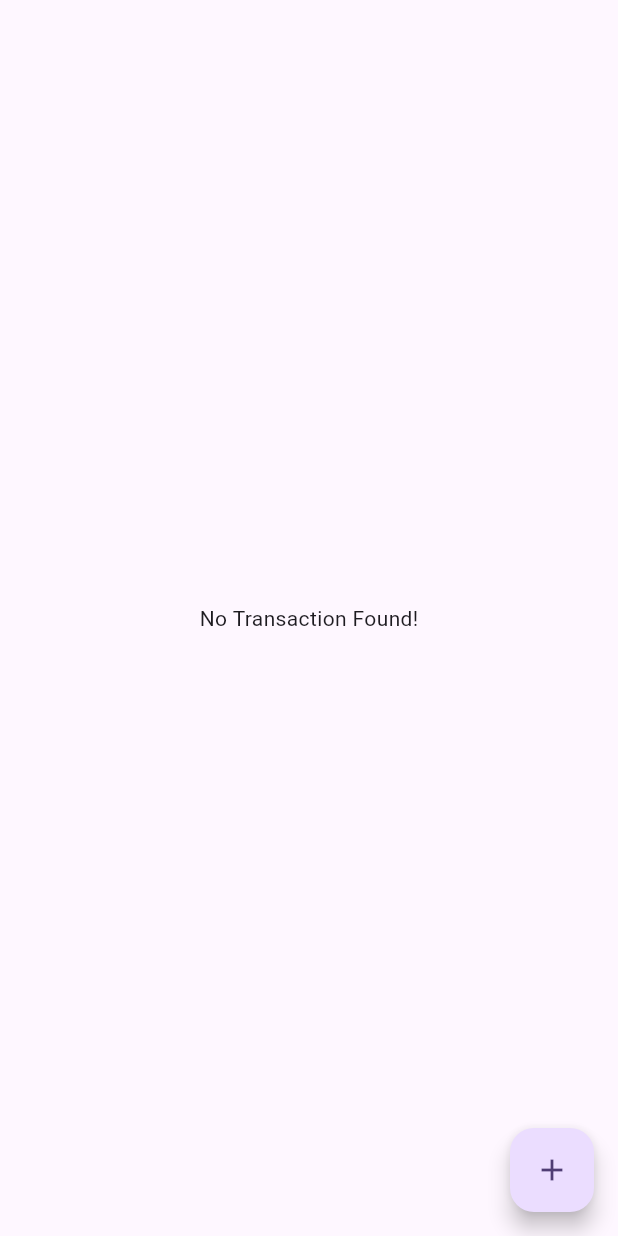
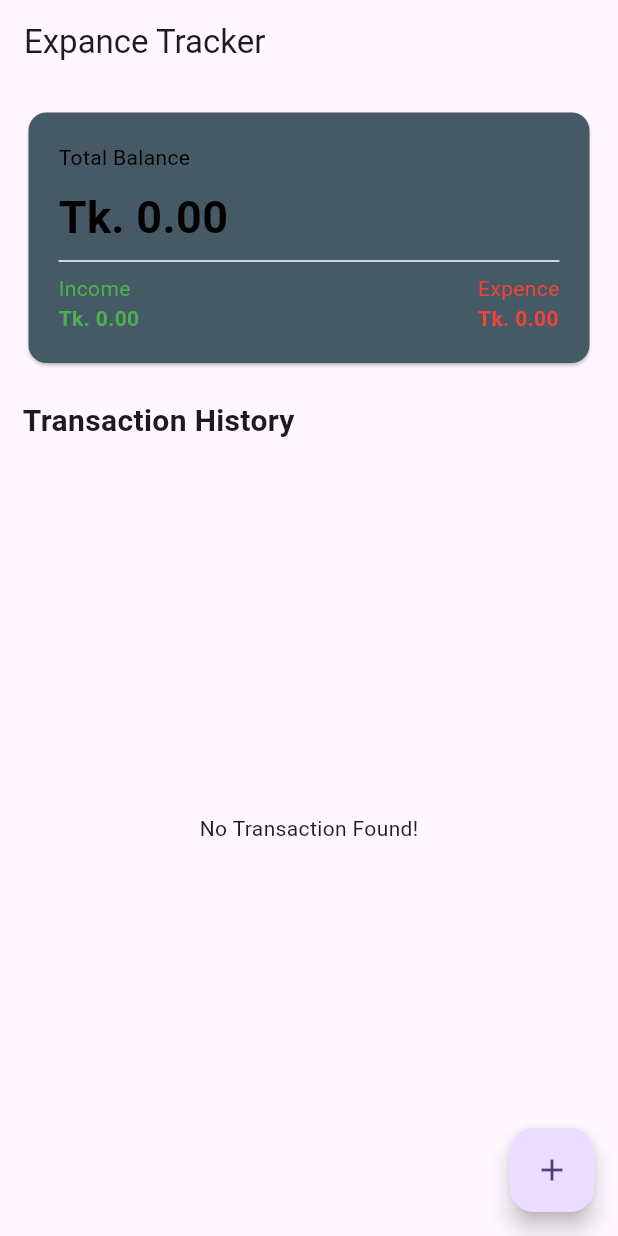
Before and after one commit to Mohammad-Nahid-Islam-Joy/simple_expance_tracker_flutter_assignment_02, a Flutter app: the screen it shows after launch, on a phone screen of 412 x 824 dp. Run offline on Flutter 3.47's test engine with Material 3 defaults, Android fonts, the phone set to English and light mode, and no system bars; our stand-ins replace drift, drift_flutter, material_ui, popover; accounts and stored records are empty; generated files the repository leaves out were written again.

Commit message:
Dashboard Tracker Added

```diff
--- a/lib/pages/home_page.dart
+++ b/lib/pages/home_page.dart
@@ -90,6 +90,7 @@ class _HomePageState extends State<HomePage> {
     }
 
     return Scaffold(
+      appBar: AppBar(title: const Text("Expance Tracker")),
       body: StreamBuilder<List<Transaction>>(
         stream: AppDatabase.instance.watchAllTransactions(),
         builder: (context, snapshot) {
@@ -100,11 +101,108 @@ class _HomePageState extends State<HomePage> {
 
           final transactions = snapshot.data ?? [];
 
-          if (transactions.isEmpty) {
-            return const Center(child: Text("No Transaction Found!"));
+          double totalIncome = 0;
+          double totalExpence = 0;
+          double totalBalance = 0;
+
+          for (final transaction in transactions) {
+            if (transaction.type == "Income") {
+              totalIncome += transaction.amount;
+            } else if (transaction.type == "Expense") {
+              totalExpence += transaction.amount;
+            }
           }
 
-          return ListView.builder(
+          totalBalance = totalIncome - totalExpence;
+
+          return Padding(
+            padding: const EdgeInsets.all(15),
+            child: Column(
+              children: [
+                Card(
+                  color: Colors.blueGrey.shade700,
+                  child: Padding(
+                    padding: const EdgeInsets.all(20),
+                    child: Column(
+                      crossAxisAlignment: .start,
+                      children: [
+                        const Text(
+                          "Total Balance",
+                          style: TextStyle(color: Colors.black),
+                        ),
+
+                        const SizedBox(height: 8),
+
+                        Text(
+                          "Tk. ${totalBalance.toStringAsFixed(2)}",
+                          style: const TextStyle(
+                            color: Colors.black,
+                            fontSize: 30,
+                            fontWeight: .bold,
+                          ),
+                        ),
+
+                        const Divider(color: Colors.white),
+
+                        Row(
+                          mainAxisAlignment: .spaceBetween,
+                          children: [
+                            Column(
+                              crossAxisAlignment: .start,
+                              children: [
+                                const Text(
+                                  "Income",
+                                  style: TextStyle(color: Colors.green),
+                                ),
+
+                                Text(
+                                  "Tk. ${totalIncome.toStringAsFixed(2)}",
+                                  style: const TextStyle(
+                                    color: Colors.green,
+                                    fontWeight: .bold,
+                                  ),
+                                ),
+                              ],
+                            ),
+
+                            Column(
+                              crossAxisAlignment: .start,
+                              children: [
+                                const Text(
+                                  "Expence",
+                                  style: TextStyle(color: Colors.red),
+                                ),
+
+                                Text(
+                                  "Tk. ${totalExpence.toStringAsFixed(2)}",
+                                  style: const TextStyle(
+                                    color: Colors.red,
+                                    fontWeight: .bold,
+                                  ),
+                                ),
+                              ],
+                            ),
+                          ],
+                        ),
+                      ],
+                    ),
+                  ),
+                ),
+
+                const SizedBox(height: 20),
+
+                const Align(
+                  alignment: .centerLeft,
+                  child: Text(
+                    "Transaction History",
+                    style: TextStyle(fontSize: 20, fontWeight: .bold),
+                  ),
+                ),
+
+                Expanded(
+                  child: transactions.isEmpty
+                      ? const Center(child: Text("No Transaction Found!"))
+                      : ListView.builder(
                           itemCount: transactions.length,
                           itemBuilder: (context, index) {
                             final transaction = transactions[index];
@@ -120,6 +218,10 @@ class _HomePageState extends State<HomePage> {
                               },
                             );
                           },
+                        ),
+                ),
+              ],
+            ),
           );
         },
       ),
```
Lines whose indentation alone changed are shown as unchanged.
